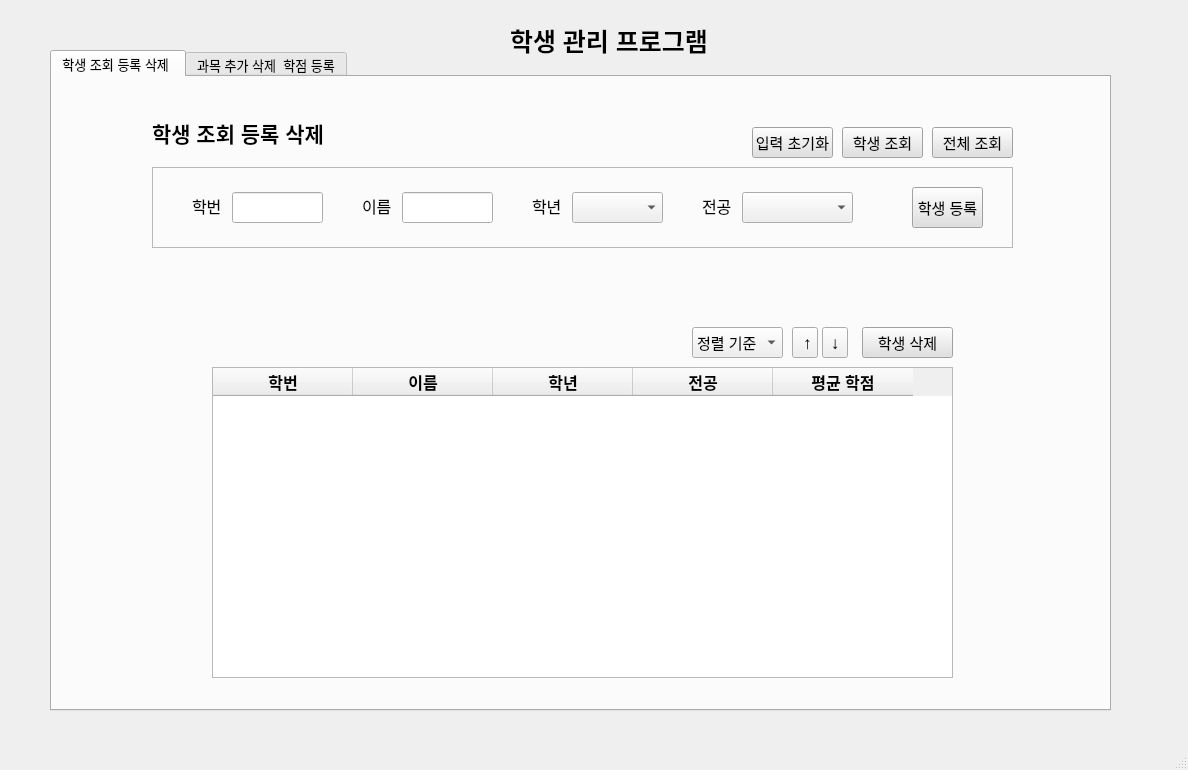
gunwoopyo/studentManagement, file mainwindow.ui: the form before one commit.
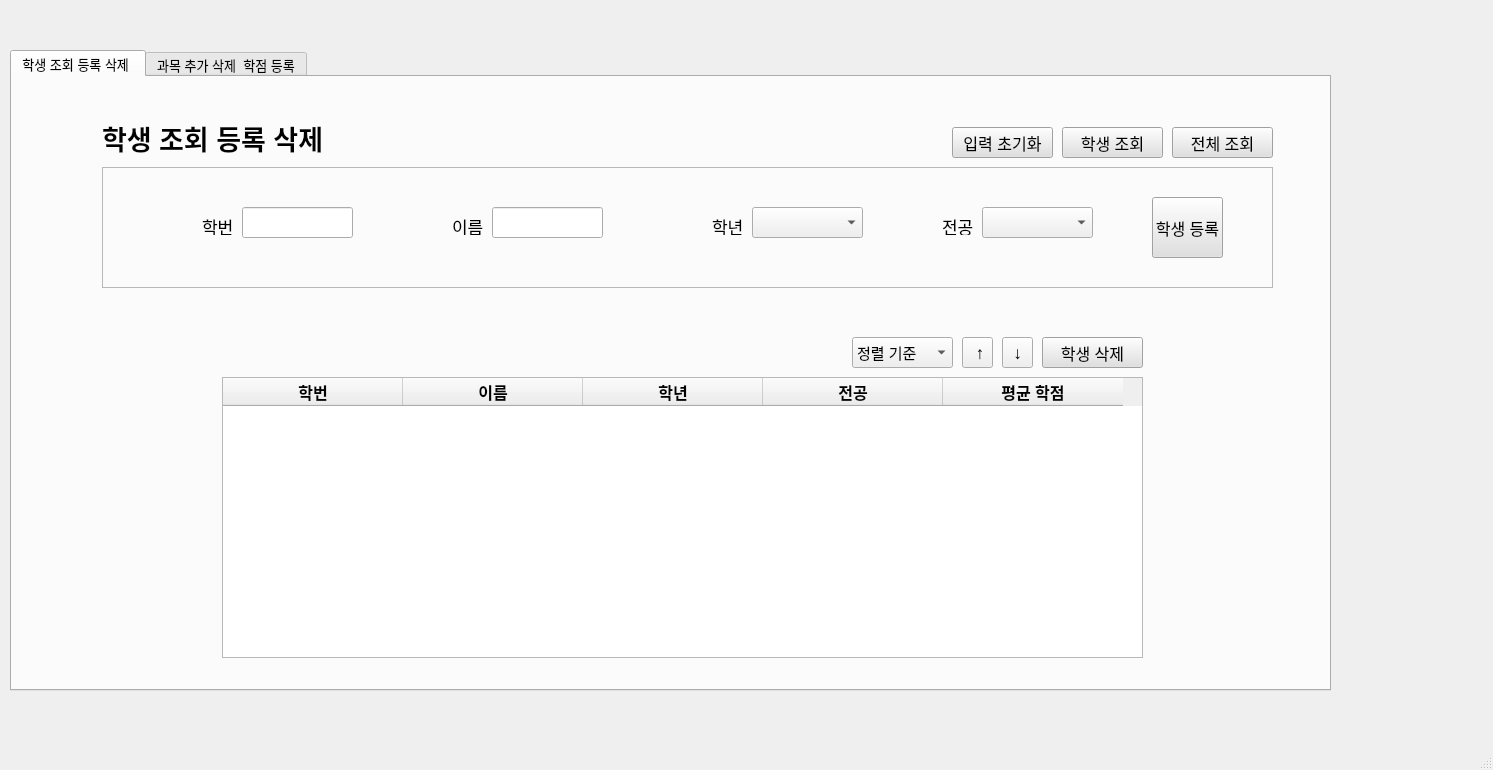
The form after the commit. The open tabs and pages were chosen to show the change.

The edit to the form file:
```diff
--- a/mainwindow.ui
+++ b/mainwindow.ui
@@ -6,7 +6,7 @@
    <rect>
     <x>0</x>
     <y>0</y>
-    <width>1188</width>
+    <width>1493</width>
     <height>770</height>
    </rect>
   </property>
@@ -25,10 +25,10 @@
    <widget class="QTabWidget" name="tabWidget">
     <property name="geometry">
      <rect>
-      <x>50</x>
+      <x>10</x>
       <y>50</y>
-      <width>1061</width>
-      <height>661</height>
+      <width>1321</width>
+      <height>641</height>
      </rect>
     </property>
     <property name="tabletTracking">
@@ -56,12 +56,18 @@
      <widget class="QFrame" name="searchFrame">
       <property name="geometry">
        <rect>
-        <x>100</x>
+        <x>90</x>
         <y>90</y>
-        <width>861</width>
-        <height>81</height>
+        <width>1171</width>
+        <height>121</height>
        </rect>
       </property>
+      <property name="sizePolicy">
+       <sizepolicy hsizetype="Expanding" vsizetype="Expanding">
+        <horstretch>0</horstretch>
+        <verstretch>0</verstretch>
+       </sizepolicy>
+      </property>
       <property name="frameShape">
        <enum>QFrame::Shape::StyledPanel</enum>
       </property>
@@ -71,9 +77,9 @@
       <widget class="QLineEdit" name="searchStudentIDText">
        <property name="geometry">
         <rect>
-         <x>80</x>
-         <y>25</y>
-         <width>91</width>
+         <x>140</x>
+         <y>40</y>
+         <width>111</width>
          <height>31</height>
         </rect>
        </property>
@@ -81,9 +87,9 @@
       <widget class="QComboBox" name="searchYearComboBox">
        <property name="geometry">
         <rect>
-         <x>420</x>
-         <y>25</y>
-         <width>91</width>
+         <x>650</x>
+         <y>40</y>
+         <width>111</width>
          <height>31</height>
         </rect>
        </property>
@@ -131,15 +137,15 @@
       <widget class="QLabel" name="searchYear">
        <property name="geometry">
         <rect>
-         <x>380</x>
-         <y>30</y>
+         <x>610</x>
+         <y>50</y>
          <width>31</width>
          <height>18</height>
         </rect>
        </property>
        <property name="font">
         <font>
-         <pointsize>12</pointsize>
+         <pointsize>13</pointsize>
          <bold>false</bold>
         </font>
        </property>
@@ -150,12 +156,18 @@
       <widget class="QComboBox" name="searchMajorComboBox">
        <property name="geometry">
         <rect>
-         <x>590</x>
-         <y>25</y>
+         <x>880</x>
+         <y>40</y>
          <width>111</width>
          <height>31</height>
         </rect>
        </property>
+       <property name="sizePolicy">
+        <sizepolicy hsizetype="Expanding" vsizetype="Expanding">
+         <horstretch>0</horstretch>
+         <verstretch>0</verstretch>
+        </sizepolicy>
+       </property>
        <property name="font">
         <font>
          <pointsize>11</pointsize>
@@ -185,15 +197,21 @@
       <widget class="QLabel" name="searchMajor">
        <property name="geometry">
         <rect>
-         <x>550</x>
-         <y>30</y>
+         <x>840</x>
+         <y>50</y>
          <width>31</width>
          <height>18</height>
         </rect>
        </property>
+       <property name="sizePolicy">
+        <sizepolicy hsizetype="Expanding" vsizetype="Expanding">
+         <horstretch>0</horstretch>
+         <verstretch>0</verstretch>
+        </sizepolicy>
+       </property>
        <property name="font">
         <font>
-         <pointsize>12</pointsize>
+         <pointsize>13</pointsize>
          <bold>false</bold>
         </font>
        </property>
@@ -204,15 +222,15 @@
       <widget class="QLabel" name="searchStudentID">
        <property name="geometry">
         <rect>
-         <x>40</x>
-         <y>30</y>
+         <x>100</x>
+         <y>50</y>
          <width>31</width>
          <height>18</height>
         </rect>
        </property>
        <property name="font">
         <font>
-         <pointsize>12</pointsize>
+         <pointsize>13</pointsize>
          <bold>false</bold>
         </font>
        </property>
@@ -223,9 +241,9 @@
       <widget class="QLineEdit" name="searchStudentNameText">
        <property name="geometry">
         <rect>
-         <x>250</x>
-         <y>25</y>
-         <width>91</width>
+         <x>390</x>
+         <y>40</y>
+         <width>111</width>
          <height>31</height>
         </rect>
        </property>
@@ -233,15 +251,15 @@
       <widget class="QLabel" name="searchStudentName">
        <property name="geometry">
         <rect>
-         <x>210</x>
-         <y>30</y>
+         <x>350</x>
+         <y>50</y>
          <width>31</width>
          <height>18</height>
         </rect>
        </property>
        <property name="font">
         <font>
-         <pointsize>12</pointsize>
+         <pointsize>13</pointsize>
          <bold>false</bold>
         </font>
        </property>
@@ -252,15 +270,21 @@
       <widget class="QPushButton" name="registrationStudentPushButton">
        <property name="geometry">
         <rect>
-         <x>760</x>
-         <y>20</y>
+         <x>1050</x>
+         <y>30</y>
          <width>71</width>
-         <height>41</height>
+         <height>61</height>
         </rect>
        </property>
+       <property name="sizePolicy">
+        <sizepolicy hsizetype="Expanding" vsizetype="Expanding">
+         <horstretch>0</horstretch>
+         <verstretch>0</verstretch>
+        </sizepolicy>
+       </property>
        <property name="font">
         <font>
-         <pointsize>11</pointsize>
+         <pointsize>12</pointsize>
          <bold>false</bold>
         </font>
        </property>
@@ -277,19 +301,19 @@
      <widget class="QTableWidget" name="searchTable">
       <property name="geometry">
        <rect>
-        <x>160</x>
-        <y>290</y>
-        <width>741</width>
-        <height>311</height>
+        <x>210</x>
+        <y>300</y>
+        <width>921</width>
+        <height>281</height>
        </rect>
       </property>
       <property name="font">
        <font>
-        <pointsize>11</pointsize>
+        <pointsize>12</pointsize>
        </font>
       </property>
       <attribute name="horizontalHeaderDefaultSectionSize">
-       <number>140</number>
+       <number>180</number>
       </attribute>
       <column>
        <property name="text">
@@ -350,12 +374,18 @@
      <widget class="QComboBox" name="searchSortComboBox">
       <property name="geometry">
        <rect>
-        <x>640</x>
-        <y>250</y>
-        <width>91</width>
+        <x>840</x>
+        <y>260</y>
+        <width>101</width>
         <height>31</height>
        </rect>
       </property>
+      <property name="sizePolicy">
+       <sizepolicy hsizetype="Expanding" vsizetype="Expanding">
+        <horstretch>0</horstretch>
+        <verstretch>0</verstretch>
+       </sizepolicy>
+      </property>
       <property name="font">
        <font>
         <pointsize>11</pointsize>
@@ -391,12 +421,18 @@
      <widget class="QToolButton" name="searchAscPushButton">
       <property name="geometry">
        <rect>
-        <x>740</x>
-        <y>250</y>
-        <width>26</width>
+        <x>950</x>
+        <y>260</y>
+        <width>31</width>
         <height>31</height>
        </rect>
       </property>
+      <property name="sizePolicy">
+       <sizepolicy hsizetype="Expanding" vsizetype="Expanding">
+        <horstretch>0</horstretch>
+        <verstretch>0</verstretch>
+       </sizepolicy>
+      </property>
       <property name="font">
        <font>
         <pointsize>13</pointsize>
@@ -410,12 +446,18 @@
      <widget class="QToolButton" name="searchDescPushButton">
       <property name="geometry">
        <rect>
-        <x>770</x>
-        <y>250</y>
-        <width>26</width>
+        <x>990</x>
+        <y>260</y>
+        <width>31</width>
         <height>31</height>
        </rect>
       </property>
+      <property name="sizePolicy">
+       <sizepolicy hsizetype="Expanding" vsizetype="Expanding">
+        <horstretch>0</horstretch>
+        <verstretch>0</verstretch>
+       </sizepolicy>
+      </property>
       <property name="font">
        <font>
         <pointsize>13</pointsize>
@@ -429,15 +471,21 @@
      <widget class="QPushButton" name="deleteStudentPushButton">
       <property name="geometry">
        <rect>
-        <x>810</x>
-        <y>250</y>
-        <width>91</width>
+        <x>1030</x>
+        <y>260</y>
+        <width>101</width>
         <height>31</height>
        </rect>
       </property>
+      <property name="sizePolicy">
+       <sizepolicy hsizetype="Expanding" vsizetype="Expanding">
+        <horstretch>0</horstretch>
+        <verstretch>0</verstretch>
+       </sizepolicy>
+      </property>
       <property name="font">
        <font>
-        <pointsize>11</pointsize>
+        <pointsize>12</pointsize>
         <bold>false</bold>
        </font>
       </property>
@@ -453,15 +501,15 @@
      <widget class="QLabel" name="totalStudent">
       <property name="geometry">
        <rect>
-        <x>160</x>
-        <y>260</y>
+        <x>290</x>
+        <y>270</y>
         <width>151</width>
         <height>20</height>
        </rect>
       </property>
       <property name="font">
        <font>
-        <pointsize>11</pointsize>
+        <pointsize>12</pointsize>
        </font>
       </property>
       <property name="text">
@@ -471,15 +519,15 @@
      <widget class="QLabel" name="label">
       <property name="geometry">
        <rect>
-        <x>100</x>
-        <y>30</y>
-        <width>171</width>
-        <height>51</height>
+        <x>90</x>
+        <y>40</y>
+        <width>281</width>
+        <height>41</height>
        </rect>
       </property>
       <property name="font">
        <font>
-        <pointsize>16</pointsize>
+        <pointsize>20</pointsize>
         <bold>true</bold>
        </font>
       </property>
@@ -490,15 +538,21 @@
      <widget class="QPushButton" name="clearStudentFieldPushButton">
       <property name="geometry">
        <rect>
-        <x>700</x>
+        <x>940</x>
         <y>50</y>
-        <width>81</width>
+        <width>101</width>
         <height>31</height>
        </rect>
       </property>
+      <property name="sizePolicy">
+       <sizepolicy hsizetype="Expanding" vsizetype="Expanding">
+        <horstretch>0</horstretch>
+        <verstretch>0</verstretch>
+       </sizepolicy>
+      </property>
       <property name="font">
        <font>
-        <pointsize>11</pointsize>
+        <pointsize>12</pointsize>
         <bold>false</bold>
        </font>
       </property>
@@ -514,15 +568,21 @@
      <widget class="QPushButton" name="searchStudentPushButton">
       <property name="geometry">
        <rect>
-        <x>790</x>
+        <x>1050</x>
         <y>50</y>
-        <width>81</width>
+        <width>101</width>
         <height>31</height>
        </rect>
       </property>
+      <property name="sizePolicy">
+       <sizepolicy hsizetype="Expanding" vsizetype="Expanding">
+        <horstretch>0</horstretch>
+        <verstretch>0</verstretch>
+       </sizepolicy>
+      </property>
       <property name="font">
        <font>
-        <pointsize>11</pointsize>
+        <pointsize>12</pointsize>
        </font>
       </property>
       <property name="styleSheet">
@@ -537,15 +597,21 @@
      <widget class="QPushButton" name="searchAllStudentButton">
       <property name="geometry">
        <rect>
-        <x>880</x>
+        <x>1160</x>
         <y>50</y>
-        <width>81</width>
+        <width>101</width>
         <height>31</height>
        </rect>
       </property>
+      <property name="sizePolicy">
+       <sizepolicy hsizetype="Expanding" vsizetype="Expanding">
+        <horstretch>0</horstretch>
+        <verstretch>0</verstretch>
+       </sizepolicy>
+      </property>
       <property name="font">
        <font>
-        <pointsize>11</pointsize>
+        <pointsize>12</pointsize>
        </font>
       </property>
       <property name="styleSheet">
@@ -1118,25 +1184,6 @@
      </widget>
     </widget>
    </widget>
-   <widget class="QLabel" name="label_9">
-    <property name="geometry">
-     <rect>
-      <x>510</x>
-      <y>20</y>
-      <width>201</width>
-      <height>41</height>
-     </rect>
-    </property>
-    <property name="font">
-     <font>
-      <pointsize>19</pointsize>
-      <bold>true</bold>
-     </font>
-    </property>
-    <property name="text">
-     <string>학생 관리 프로그램</string>
-    </property>
-   </widget>
   </widget>
   <widget class="QMenuBar" name="menubar">
    <property name="geometry">
```
Left out of the diff: 272 changed lines with no effect on the pictures.
